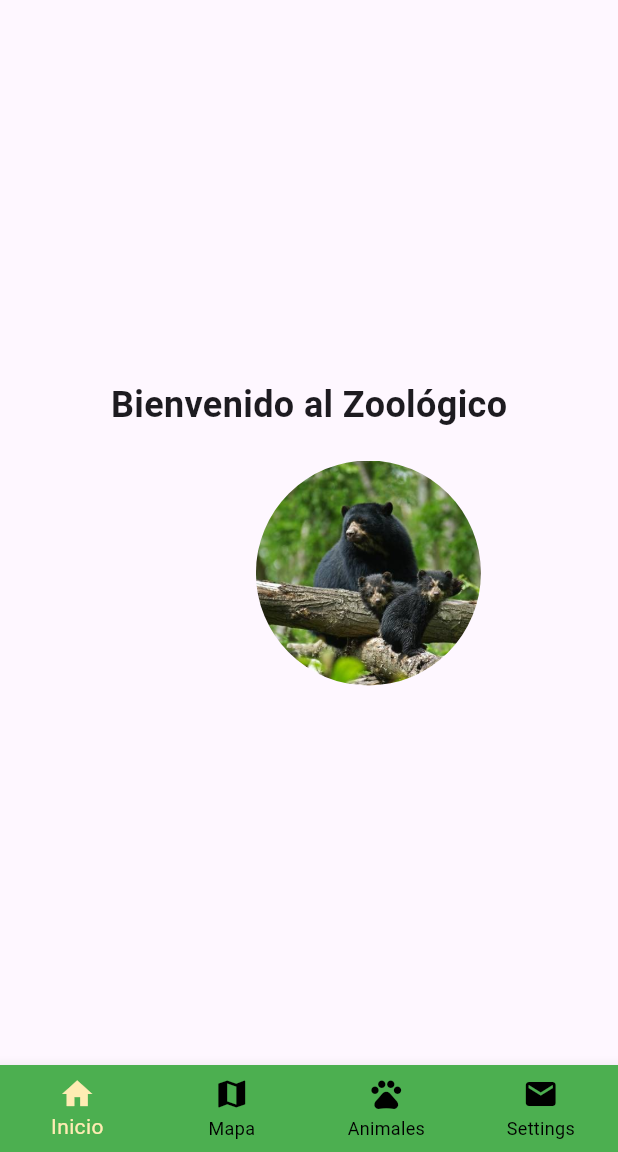
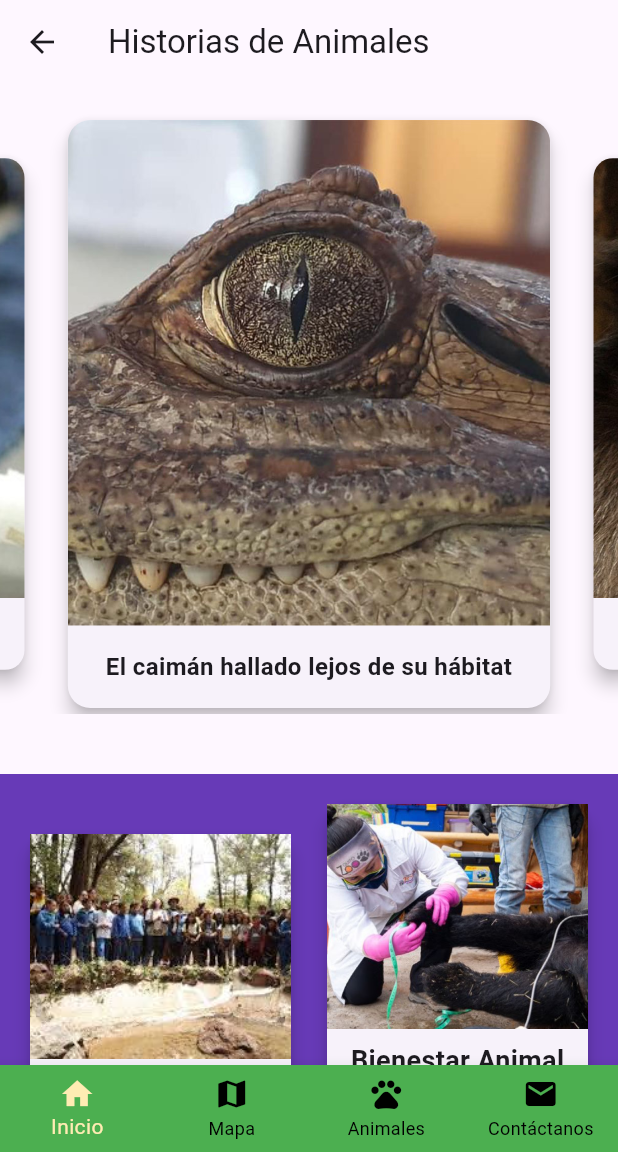
Before and after one commit to dcuatin94/app_zoologico, a Flutter app: the Menu screen opened by its route, on a phone screen of 412 x 824 dp, the part 84-1236 px from its top. Run offline on Flutter 3.47's test engine with Material 3 defaults, Android fonts, the phone set to English and light mode, and no system bars; drawn by our look-alikes of carousel_slider; our stand-ins replace flutter_svg.

Commit message:
Diseño modificado, se agrego el carousel, y otras animaciones

```diff
--- a/lib/src/bienvenidos.dart
+++ b/lib/src/bienvenidos.dart
@@ -1,5 +1,6 @@
 import 'package:app_zoologico/src/widgets/ExpandingCircleImage.dart';
 import 'package:flutter/material.dart';
+import 'package:flutter_svg/svg.dart';
 
 class InicioScreen extends StatelessWidget {
   const InicioScreen({super.key});
@@ -9,8 +10,12 @@ class InicioScreen extends StatelessWidget {
     return Scaffold(
       appBar: AppBar(
         centerTitle: true,
-        title: const Text('QUITO ZOO', style: TextStyle(color: Colors.white)),
-        backgroundColor: Colors.green, // Estilo personalizado para el AppBar
+        title: SvgPicture.asset(
+          'assets/images/zoo-color.svg',
+          width: 50,
+          height: 50,
+        ),
+        backgroundColor: Colors.green,
       ),
       body: const Padding(
         padding: EdgeInsets.all(16.0),
--- a/lib/src/home.dart
+++ b/lib/src/home.dart
@@ -1,100 +1,24 @@
+import 'package:app_zoologico/src/widgets/cards_row.dart';
+import 'package:app_zoologico/src/widgets/carousel.dart';
 import 'package:flutter/material.dart';
-// Importa la nueva pantalla de registro
 
-class HomeScreen extends StatefulWidget {
-  const HomeScreen({Key? key}) : super(key: key);
-
-  @override
-  _HomeScreenState createState() => _HomeScreenState();
-}
-
-class _HomeScreenState extends State<HomeScreen>
-    with SingleTickerProviderStateMixin {
-  // Para la animación controlada
-  late AnimationController _controller;
-  late Animation<double> _animation;
-  bool isPaused = false; // Variable para controlar el estado de pausa
-
-  // Variable para la animación implícita (tamaño del oso)
-  bool isExpanded = false; // Cambiará el tamaño del oso
-
-  @override
-  void initState() {
-    super.initState();
-    // Inicializando el AnimationController
-    _controller = AnimationController(
-      duration: const Duration(
-          seconds: 2), // Animación de 2 segundos para movimiento suave
-      vsync: this,
-    );
-
-    // Definiendo el Tween para el movimiento horizontal (de izquierda a derecha)
-    _animation = Tween<double>(begin: -40, end: 40).animate(CurvedAnimation(
-      parent: _controller,
-      curve: Curves.easeInOut, // Movimiento suave
-    ));
-
-    // Iniciar la animación
-    _controller.repeat(
-        reverse: true); // Repetir animación de derecha a izquierda
-  }
-
-  @override
-  void dispose() {
-    _controller.dispose();
-    super.dispose();
-  }
-
-  // Método para pausar y reanudar la animación
-  void _togglePause() {
-    setState(() {
-      if (isPaused) {
-        _controller.repeat(reverse: true); // Reanudar animación
-      } else {
-        _controller.stop(); // Detener la animación
-      }
-      isPaused = !isPaused; // Cambiar el estado de pausa
-    });
-  }
+class HomeScreen extends StatelessWidget {
+  const HomeScreen({super.key});
 
   @override
   Widget build(BuildContext context) {
     return Scaffold(
-      body: Center(
+      appBar: AppBar(
+        title: const Text('Historias de Animales'),
+      ),
+      body: SingleChildScrollView(
         child: Column(
-          mainAxisAlignment: MainAxisAlignment.center,
           children: [
-            // Texto "Bienvenido al Zoológico"
-            const Text(
-              'Bienvenido al Zoológico',
-              style: TextStyle(fontSize: 24, fontWeight: FontWeight.bold),
+            AnimalCarousel(),
+            const SizedBox(
+              height: 20,
             ),
-            const SizedBox(height: 20), // Espacio entre el texto y la imagen
-
-            // Usamos AnimatedContainer para el oso (animación implícita)
-            AnimatedContainer(
-              duration: const Duration(seconds: 1), // Duración de la animación
-              width: isExpanded ? 200 : 150, // Cambia el tamaño del oso
-              height: isExpanded ? 200 : 150,
-              child: GestureDetector(
-                onTap: _togglePause, // Pausar/reanudar animación controlada
-                child: AnimatedBuilder(
-                  animation: _controller,
-                  builder: (context, child) {
-                    return Transform.translate(
-                      offset: Offset(_animation.value,
-                          0), // Movimiento horizontal controlado
-                      child: ClipOval(
-                        child: Image.asset(
-                          'assets/galeria/oso.jpg', // Ruta correcta de la imagen
-                          fit: BoxFit.cover,
-                        ),
-                      ),
-                    );
-                  },
-                ),
-              ),
-            ),
+            const CardsRow(),
           ],
         ),
       ),
--- a/lib/src/mapa.dart
+++ b/lib/src/mapa.dart
@@ -28,7 +28,7 @@ class _MapaState extends State<MapaScreen> {
               });
             },
             child: AnimatedContainer(
-                duration: Duration(milliseconds: 300),
+                duration: const Duration(milliseconds: 300),
                 width: _isExpanded ? MediaQuery.of(context).size.width : 300,
                 height: _isExpanded ? MediaQuery.of(context).size.height : 200,
                 child: SingleChildScrollView(
@@ -51,7 +51,7 @@ class _MapaState extends State<MapaScreen> {
               });
             },
             child: AnimatedContainer(
-                duration: Duration(milliseconds: 300),
+                duration: const Duration(milliseconds: 300),
                 width: _isExpanded2 ? MediaQuery.of(context).size.width : 300,
                 height: _isExpanded2 ? MediaQuery.of(context).size.height : 200,
                 child: SingleChildScrollView(
--- a/lib/src/menu.dart
+++ b/lib/src/menu.dart
@@ -64,7 +64,7 @@ class _MenuState extends State<Menu> {
           ),
           BottomNavigationBarItem(
             icon: Icon(Icons.email),
-            label: 'Settings',
+            label: 'Contáctanos',
           ),
         ],
         currentIndex: _selectedIndex,
--- /dev/null
+++ b/lib/src/widgets/cards_row.dart
@@ -0,0 +1,108 @@
+import 'package:flutter/material.dart';
+
+class CardsRow extends StatelessWidget {
+  const CardsRow({super.key});
+
+  @override
+  Widget build(BuildContext context) {
+    return Container(
+      color: Colors.deepPurple,
+      child: Padding(
+        padding: const EdgeInsets.all(16.0),
+        child: Row(
+          children: [
+            Expanded(
+              child: Card(
+                elevation: 5,
+                child: Column(
+                  children: [
+                    SizedBox(
+                      height: 150,
+                      width: double.infinity,
+                      child: Image.asset(
+                        'assets/images/educacion.jpg', // Reemplaza con la ruta de tu imagen
+                        fit: BoxFit.cover,
+                      ),
+                    ),
+                    Padding(
+                      padding: const EdgeInsets.all(8.0),
+                      child: Column(
+                        children: [
+                          const Text(
+                            'Educación',
+                            style: TextStyle(
+                                fontSize: 18, fontWeight: FontWeight.bold),
+                          ),
+                          const SizedBox(height: 4),
+                          const Text(
+                            'Hemos creado varios programas educativos dirigidos a niños, y jóvenes de instituciones educativas...',
+                            textAlign: TextAlign.left,
+                          ),
+                          const SizedBox(height: 8),
+                          TextButton(
+                            style: TextButton.styleFrom(
+                              backgroundColor: Colors.orange,
+                            ),
+                            onPressed: () {
+                              // Acción del botón "Ver más"
+                            },
+                            child: const Text('Ver más'),
+                          ),
+                        ],
+                      ),
+                    ),
+                  ],
+                ),
+              ),
+            ),
+            const SizedBox(width: 16), // Espacio entre las cards
+            Expanded(
+              child: Card(
+                elevation: 5,
+                child: Column(
+                  children: [
+                    SizedBox(
+                      height: 150,
+                      width: double.infinity,
+                      child: Image.asset(
+                        'assets/images/bienestar.jpg', // Reemplaza con la ruta de tu imagen
+                        fit: BoxFit.cover,
+                      ),
+                    ),
+                    Padding(
+                      padding: const EdgeInsets.all(8.0),
+                      child: Column(
+                        children: [
+                          const Text(
+                            'Bienestar Animal',
+                            style: TextStyle(
+                                fontSize: 18, fontWeight: FontWeight.bold),
+                          ),
+                          const SizedBox(height: 4),
+                          const Text(
+                            'El Zoológico de Quito, aparte de ser un refugio de animales silvestres, también es un centro de rescate de individuos de diversas especies no domésticas...',
+                            textAlign: TextAlign.left,
+                          ),
+                          const SizedBox(height: 8),
+                          TextButton(
+                            style: TextButton.styleFrom(
+                              backgroundColor: Colors.orange,
+                            ),
+                            onPressed: () {
+                              // Acción del botón "Ver más"
+                            },
+                            child: const Text('Ver más'),
+                          ),
+                        ],
+                      ),
+                    ),
+                  ],
+                ),
+              ),
+            ),
+          ],
+        ),
+      ),
+    );
+  }
+}
--- /dev/null
+++ b/lib/src/widgets/carousel.dart
@@ -0,0 +1,66 @@
+import 'package:flutter/material.dart';
+import 'package:carousel_slider/carousel_slider.dart';
+
+class AnimalCarousel extends StatelessWidget {
+  AnimalCarousel({Key? key}) : super(key: key);
+  final List<String> imgList = [
+    'assets/galeria/caiman.jpg', // Reemplaza con la ruta de tu imagen
+    'assets/galeria/supay.jpg', // Reemplaza con la ruta de tu imagen
+    'assets/galeria/cuchucho.jpg', // Reemplaza con la ruta de tu imagen
+  ];
+
+  final List<String> descriptions = [
+    'El caimán hallado lejos de su hábitat',
+    'Supay',
+    'Un cuchucho valiente',
+  ];
+  @override
+  Widget build(BuildContext context) {
+    return Padding(
+      padding: const EdgeInsets.symmetric(vertical: 20.0),
+      child: CarouselSlider.builder(
+        itemCount: imgList.length,
+        itemBuilder: (context, index, realIndex) {
+          return Card(
+            elevation: 5,
+            shape: RoundedRectangleBorder(
+              borderRadius: BorderRadius.circular(15),
+            ),
+            child: Column(
+              children: [
+                Expanded(
+                    child: ClipRRect(
+                  borderRadius:
+                      const BorderRadius.vertical(top: Radius.circular(15)),
+                  child: Image.asset(
+                    imgList[index],
+                    fit: BoxFit.cover,
+                    width: double.infinity,
+                  ),
+                )),
+                Padding(
+                  padding: const EdgeInsets.all(16.0),
+                  child: Text(
+                    descriptions[index],
+                    style: const TextStyle(
+                        fontSize: 16, fontWeight: FontWeight.bold),
+                    textAlign: TextAlign.center,
+                  ),
+                )
+              ],
+            ),
+          );
+        },
+        options: CarouselOptions(
+          height: 400,
+          enlargeCenterPage: true,
+          autoPlay: true,
+          aspectRatio: 16 / 9,
+          autoPlayCurve: Curves.easeInOut,
+          autoPlayAnimationDuration: const Duration(milliseconds: 800),
+          scrollDirection: Axis.horizontal,
+        ),
+      ),
+    );
+  }
+}
--- a/pubspec.yaml
+++ b/pubspec.yaml
@@ -14,6 +14,7 @@ dependencies:
 
   cupertino_icons: ^1.0.2  # Para íconos en estilo iOS
   flutter_svg: ^2.0.10+1
+  carousel_slider: ^5.0.0
 
 dev_dependencies:
   flutter_test:
```
Also changed, not shown: lib/src/contactos.dart (+0 -12 lines), assets/galeria/caiman.jpg (added), assets/galeria/cuchucho.jpg (added), assets/galeria/supay.jpg (added), assets/images/bienestar.jpg (added), assets/images/educacion.jpg (added), pubspec.lock.
